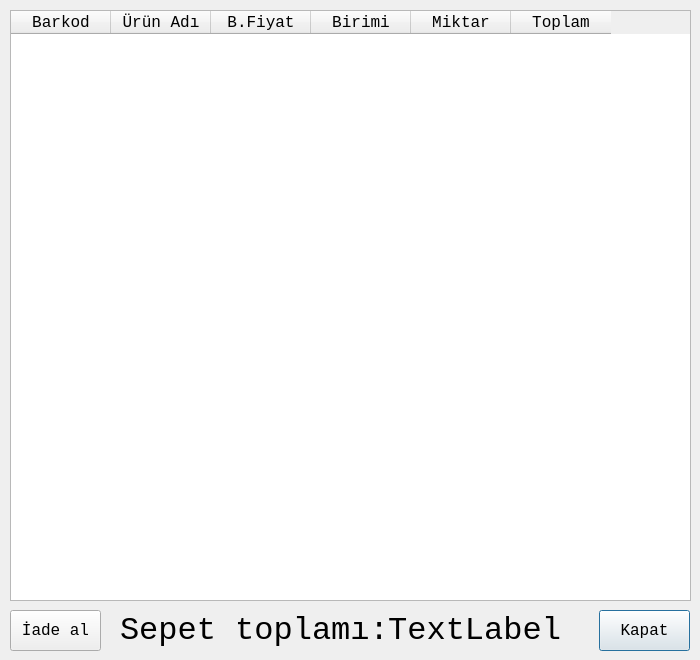
Before: the Qt Designer form satisgosterdialog.ui in mamoo81/bhss, drawn with Qt 5.
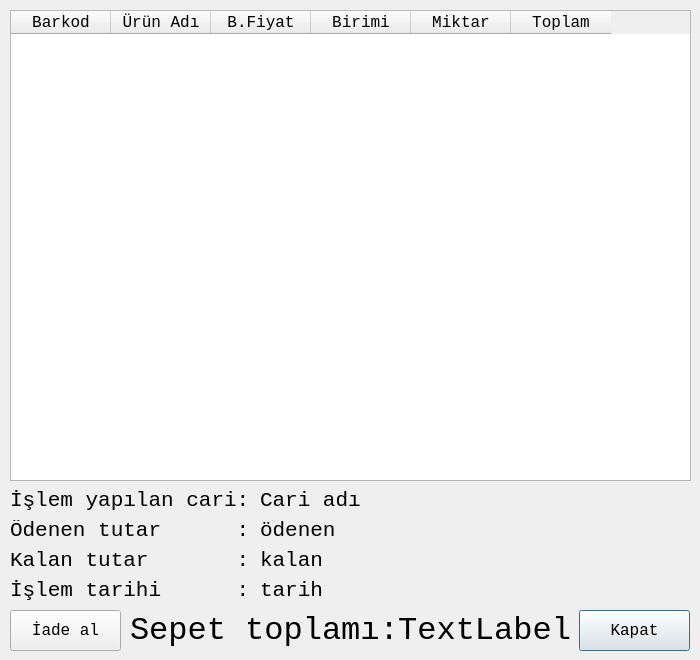
After: the same form once the commit is applied. Icons and pictures are not drawn.

What changed in the file:
```diff
--- a/satisgosterdialog.ui
+++ b/satisgosterdialog.ui
@@ -41,7 +41,7 @@
      <x>10</x>
      <y>10</y>
      <width>681</width>
-     <height>591</height>
+     <height>471</height>
     </rect>
    </property>
    <property name="minimumSize">
@@ -117,9 +117,9 @@
   <widget class="QPushButton" name="kapatpushButton">
    <property name="geometry">
     <rect>
-     <x>599</x>
+     <x>579</x>
      <y>610</y>
-     <width>91</width>
+     <width>111</width>
      <height>41</height>
     </rect>
    </property>
@@ -142,7 +142,7 @@
     <rect>
      <x>10</x>
      <y>610</y>
-     <width>91</width>
+     <width>111</width>
      <height>41</height>
     </rect>
    </property>
@@ -159,7 +159,7 @@
   <widget class="QLabel" name="faturaTutarlabel">
    <property name="geometry">
     <rect>
-     <x>380</x>
+     <x>390</x>
      <y>610</y>
      <width>181</width>
      <height>41</height>
@@ -181,7 +181,7 @@
   <widget class="QLabel" name="faturaTutarlabel_2">
    <property name="geometry">
     <rect>
-     <x>120</x>
+     <x>130</x>
      <y>610</y>
      <width>281</width>
      <height>41</height>
@@ -200,6 +200,182 @@
     <set>Qt::AlignLeading|Qt::AlignLeft|Qt::AlignVCenter</set>
    </property>
   </widget>
+  <widget class="QLabel" name="faturaTutarlabel_3">
+   <property name="geometry">
+    <rect>
+     <x>10</x>
+     <y>490</y>
+     <width>241</width>
+     <height>21</height>
+    </rect>
+   </property>
+   <property name="font">
+    <font>
+     <family>Monospace</family>
+     <pointsize>16</pointsize>
+    </font>
+   </property>
+   <property name="text">
+    <string>İşlem yapılan cari:</string>
+   </property>
+   <property name="alignment">
+    <set>Qt::AlignLeading|Qt::AlignLeft|Qt::AlignVCenter</set>
+   </property>
+  </widget>
+  <widget class="QLabel" name="islemYapilanCariLabel">
+   <property name="geometry">
+    <rect>
+     <x>260</x>
+     <y>490</y>
+     <width>431</width>
+     <height>21</height>
+    </rect>
+   </property>
+   <property name="font">
+    <font>
+     <family>Monospace</family>
+     <pointsize>16</pointsize>
+    </font>
+   </property>
+   <property name="text">
+    <string>Cari adı</string>
+   </property>
+   <property name="alignment">
+    <set>Qt::AlignLeading|Qt::AlignLeft|Qt::AlignVCenter</set>
+   </property>
+  </widget>
+  <widget class="QLabel" name="faturaTutarlabel_4">
+   <property name="geometry">
+    <rect>
+     <x>10</x>
+     <y>520</y>
+     <width>241</width>
+     <height>21</height>
+    </rect>
+   </property>
+   <property name="font">
+    <font>
+     <family>Monospace</family>
+     <pointsize>16</pointsize>
+    </font>
+   </property>
+   <property name="text">
+    <string>Ödenen tutar      :</string>
+   </property>
+   <property name="alignment">
+    <set>Qt::AlignLeading|Qt::AlignLeft|Qt::AlignVCenter</set>
+   </property>
+  </widget>
+  <widget class="QLabel" name="faturaTutarlabel_5">
+   <property name="geometry">
+    <rect>
+     <x>10</x>
+     <y>550</y>
+     <width>241</width>
+     <height>21</height>
+    </rect>
+   </property>
+   <property name="font">
+    <font>
+     <family>Monospace</family>
+     <pointsize>16</pointsize>
+    </font>
+   </property>
+   <property name="text">
+    <string>Kalan tutar       :</string>
+   </property>
+   <property name="alignment">
+    <set>Qt::AlignLeading|Qt::AlignLeft|Qt::AlignVCenter</set>
+   </property>
+  </widget>
+  <widget class="QLabel" name="odenenLabel">
+   <property name="geometry">
+    <rect>
+     <x>260</x>
+     <y>520</y>
+     <width>431</width>
+     <height>21</height>
+    </rect>
+   </property>
+   <property name="font">
+    <font>
+     <family>Monospace</family>
+     <pointsize>16</pointsize>
+    </font>
+   </property>
+   <property name="text">
+    <string>ödenen</string>
+   </property>
+   <property name="alignment">
+    <set>Qt::AlignLeading|Qt::AlignLeft|Qt::AlignVCenter</set>
+   </property>
+  </widget>
+  <widget class="QLabel" name="kalanLabel">
+   <property name="geometry">
+    <rect>
+     <x>260</x>
+     <y>550</y>
+     <width>431</width>
+     <height>21</height>
+    </rect>
+   </property>
+   <property name="font">
+    <font>
+     <family>Monospace</family>
+     <pointsize>16</pointsize>
+    </font>
+   </property>
+   <property name="text">
+    <string>kalan</string>
+   </property>
+   <property name="alignment">
+    <set>Qt::AlignLeading|Qt::AlignLeft|Qt::AlignVCenter</set>
+   </property>
+  </widget>
+  <widget class="QLabel" name="faturaTutarlabel_6">
+   <property name="geometry">
+    <rect>
+     <x>10</x>
+     <y>580</y>
+     <width>241</width>
+     <height>21</height>
+    </rect>
+   </property>
+   <property name="font">
+    <font>
+     <family>Monospace</family>
+     <pointsize>16</pointsize>
+    </font>
+   </property>
+   <property name="text">
+    <string>İşlem tarihi      :</string>
+   </property>
+   <property name="alignment">
+    <set>Qt::AlignLeading|Qt::AlignLeft|Qt::AlignVCenter</set>
+   </property>
+  </widget>
+  <widget class="QLabel" name="tarihLabel">
+   <property name="geometry">
+    <rect>
+     <x>260</x>
+     <y>580</y>
+     <width>431</width>
+     <height>21</height>
+    </rect>
+   </property>
+   <property name="font">
+    <font>
+     <family>Monospace</family>
+     <pointsize>16</pointsize>
+    </font>
+   </property>
+   <property name="text">
+    <string>tarih</string>
+   </property>
+   <property name="alignment">
+    <set>Qt::AlignLeading|Qt::AlignLeft|Qt::AlignVCenter</set>
+   </property>
+  </widget>
  </widget>
  <resources>
   <include location="images.qrc"/>
```
Left out of the diff: 7 changed lines with no effect on the pictures.
